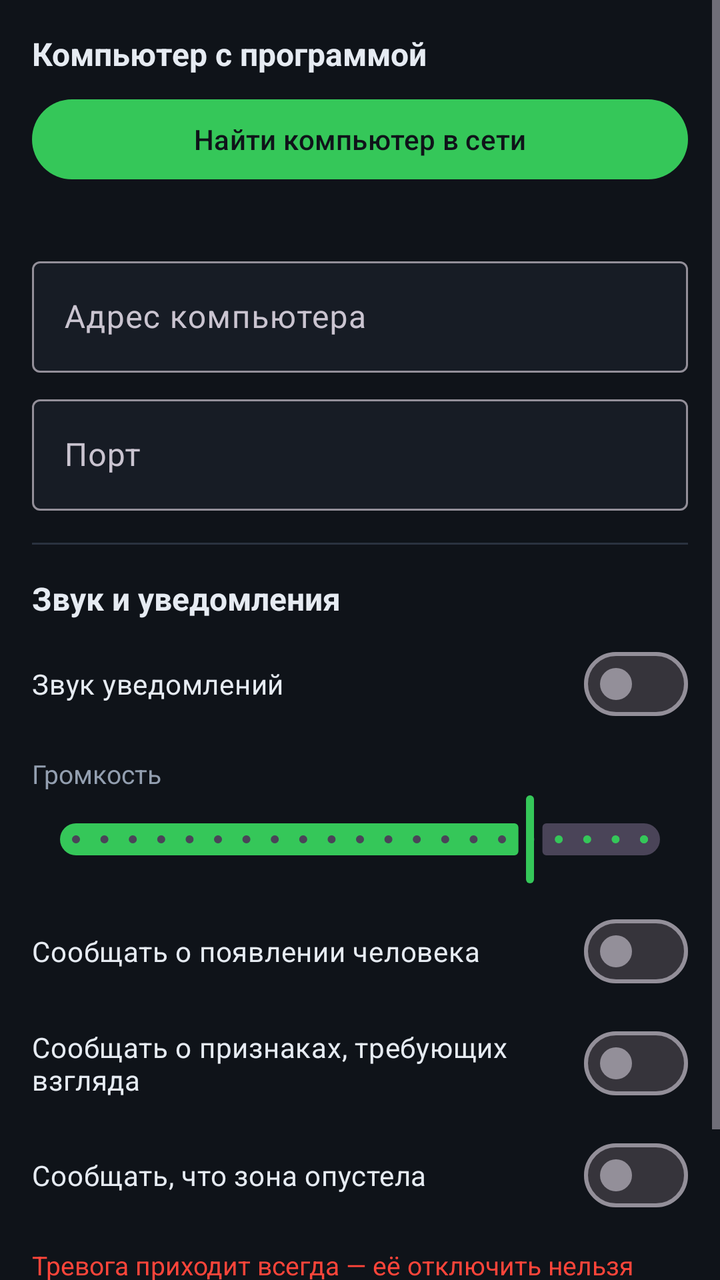
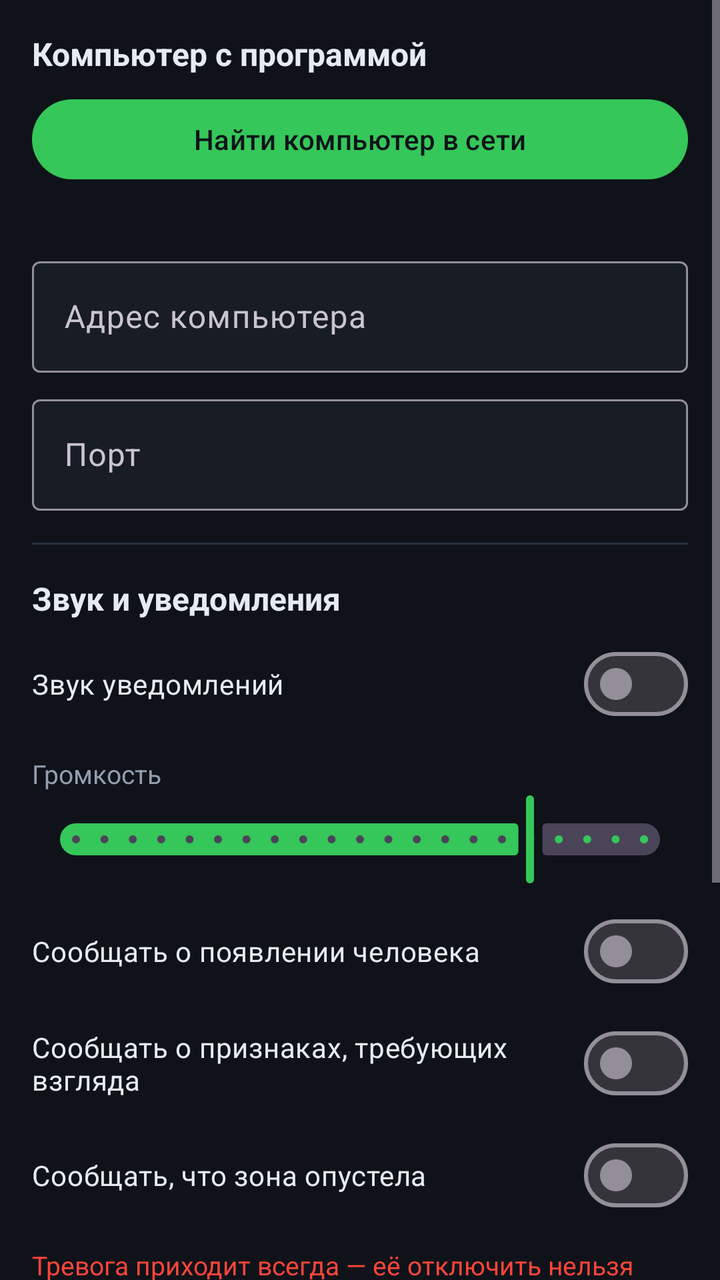

An Android layout rendered at two revisions. The XML below is the earlier revision; the diff shows what the commit changed to produce the second picture.
<!-- AndroidManifest.xml: activity theme Theme.PoolSafety.Settings -->
<!-- res/layout/activity_settings.xml -->
<?xml version="1.0" encoding="utf-8"?>
<ScrollView xmlns:android="http://schemas.android.com/apk/res/android"
    xmlns:app="http://schemas.android.com/apk/res-auto"
    android:layout_width="match_parent"
    android:layout_height="match_parent"
    android:background="@color/background">

    <LinearLayout
        android:layout_width="match_parent"
        android:layout_height="wrap_content"
        android:orientation="vertical"
        android:padding="16dp">

        
        <TextView
            android:layout_width="wrap_content"
            android:layout_height="wrap_content"
            android:text="Компьютер с программой"
            android:textColor="@color/text"
            android:textSize="16sp"
            android:textStyle="bold" />

        <com.google.android.material.button.MaterialButton
            android:id="@+id/searchButton"
            android:layout_width="match_parent"
            android:layout_height="wrap_content"
            android:layout_marginTop="8dp"
            android:text="@string/search_computer" />

        <TextView
            android:id="@+id/searchResult"
            android:layout_width="match_parent"
            android:layout_height="wrap_content"
            android:layout_marginTop="6dp"
            android:textColor="@color/text_dim"
            android:textSize="13sp" />

        <com.google.android.material.textfield.TextInputLayout
            android:layout_width="match_parent"
            android:layout_height="wrap_content"
            android:layout_marginTop="8dp"
            android:hint="@string/host_label"
            app:boxBackgroundColor="@color/surface">

            <com.google.android.material.textfield.TextInputEditText
                android:id="@+id/hostField"
                android:layout_width="match_parent"
                android:layout_height="wrap_content"
                android:inputType="text"
                android:textColor="@color/text" />
        </com.google.android.material.textfield.TextInputLayout>

        <com.google.android.material.textfield.TextInputLayout
            android:layout_width="match_parent"
            android:layout_height="wrap_content"
            android:layout_marginTop="8dp"
            android:hint="@string/port_label"
            app:boxBackgroundColor="@color/surface">

            <com.google.android.material.textfield.TextInputEditText
                android:id="@+id/portField"
                android:layout_width="match_parent"
                android:layout_height="wrap_content"
                android:inputType="number"
                android:textColor="@color/text" />
        </com.google.android.material.textfield.TextInputLayout>

        <View
            android:layout_width="match_parent"
            android:layout_height="1dp"
            android:layout_marginVertical="16dp"
            android:background="@color/outline" />

        
        <TextView
            android:layout_width="wrap_content"
            android:layout_height="wrap_content"
            android:text="Звук и уведомления"
            android:textColor="@color/text"
            android:textSize="16sp"
            android:textStyle="bold" />

        <com.google.android.material.materialswitch.MaterialSwitch
            android:id="@+id/soundSwitch"
            android:layout_width="match_parent"
            android:layout_height="wrap_content"
            android:layout_marginTop="8dp"
            android:text="@string/sound_enabled"
            android:textColor="@color/text" />

        <TextView
            android:layout_width="wrap_content"
            android:layout_height="wrap_content"
            android:layout_marginTop="12dp"
            android:text="@string/volume"
            android:textColor="@color/text_dim"
            android:textSize="13sp" />

        <com.google.android.material.slider.Slider
            android:id="@+id/volumeSlider"
            android:layout_width="match_parent"
            android:layout_height="wrap_content"
            android:stepSize="0.05"
            android:value="0.8"
            android:valueFrom="0.0"
            android:valueTo="1.0" />

        <com.google.android.material.materialswitch.MaterialSwitch
            android:id="@+id/presenceSwitch"
            android:layout_width="match_parent"
            android:layout_height="wrap_content"
            android:layout_marginTop="8dp"
            android:text="@string/notify_presence"
            android:textColor="@color/text" />

        <com.google.android.material.materialswitch.MaterialSwitch
            android:id="@+id/attentionSwitch"
            android:layout_width="match_parent"
            android:layout_height="wrap_content"
            android:layout_marginTop="8dp"
            android:text="@string/notify_attention"
            android:textColor="@color/text" />

        <com.google.android.material.materialswitch.MaterialSwitch
            android:id="@+id/clearSwitch"
            android:layout_width="match_parent"
            android:layout_height="wrap_content"
            android:layout_marginTop="8dp"
            android:text="@string/notify_clear"
            android:textColor="@color/text" />

        <TextView
            android:layout_width="match_parent"
            android:layout_height="wrap_content"
            android:layout_marginTop="12dp"
            android:text="@string/notify_alarm_always"
            android:textColor="@color/level_alarm"
            android:textSize="13sp" />

        <com.google.android.material.button.MaterialButton
            android:id="@+id/saveButton"
            android:layout_width="match_parent"
            android:layout_height="wrap_content"
            android:layout_marginTop="20dp"
            android:text="@string/save" />
    </LinearLayout>
</ScrollView>
<!-- resources referenced by this layout -->
<resources>
  <color name="background">#0f1319</color>
  <color name="level_alarm">#ff453a</color>
  <color name="outline">#2a323f</color>
  <color name="surface">#171c25</color>
  <color name="text">#e6ebf2</color>
  <color name="text_dim">#939fb0</color>
  <string name="host_label">Адрес компьютера</string>
  <string name="notify_alarm_always">Тревога приходит всегда — её отключить нельзя</string>
  <string name="notify_attention">Сообщать о признаках, требующих взгляда</string>
  <string name="notify_clear">Сообщать, что зона опустела</string>
  <string name="notify_presence">Сообщать о появлении человека</string>
  <string name="port_label">Порт</string>
  <string name="save">Сохранить</string>
  <string name="search_computer">Найти компьютер в сети</string>
  <string name="sound_enabled">Звук уведомлений</string>
  <string name="volume">Громкость</string>
  <style name="Theme.PoolSafety.Settings" parent="Theme.Material3.Dark">
          <item name="android:windowBackground">@color/background</item>
          <item name="colorPrimary">@color/level_presence</item>
          <item name="colorOnPrimary">@color/background</item>
          <item name="colorSecondary">@color/level_presence</item>
          <item name="colorOnSecondary">@color/background</item>
          <item name="colorSurface">@color/surface</item>
          <item name="colorOnSurface">@color/text</item>
          <item name="colorError">@color/level_alarm</item>
          
          <item name="android:statusBarColor">@color/background</item>
          <item name="android:navigationBarColor">@color/background</item>
          <item name="colorPrimaryContainer">@color/surface</item>
      </style>
  <color name="level_presence">#35c759</color>
</resources>

<!-- the commit's change to res/layout/activity_settings.xml (unified diff, before → after) -->
@@ -137,6 +137,49 @@
             android:textColor="@color/level_alarm"
             android:textSize="13sp" />
 
+        
+        <TextView
+            android:layout_width="wrap_content"
+            android:layout_height="wrap_content"
+            android:layout_marginTop="24dp"
+            android:text="@string/updates_title"
+            android:textColor="@color/text"
+            android:textSize="16sp"
+            android:textStyle="bold" />
+
+        <TextView
+            android:id="@+id/versionLabel"
+            android:layout_width="match_parent"
+            android:layout_height="wrap_content"
+            android:layout_marginTop="4dp"
+            android:textColor="@color/text_dim"
+            android:textSize="13sp" />
+
+        <com.google.android.material.materialswitch.MaterialSwitch
+            android:id="@+id/updateCheckSwitch"
+            android:layout_width="match_parent"
+            android:layout_height="wrap_content"
+            android:layout_marginTop="8dp"
+            android:text="@string/updates_auto_check"
+            android:textColor="@color/text" />
+
+        <com.google.android.material.button.MaterialButton
+            android:id="@+id/checkUpdateButton"
+            style="@style/Widget.Material3.Button.OutlinedButton"
+            android:layout_width="match_parent"
+            android:layout_height="wrap_content"
+            android:layout_marginTop="8dp"
+            android:text="@string/updates_check_now"
+            android:textColor="@color/text" />
+
+        <TextView
+            android:id="@+id/updateResult"
+            android:layout_width="match_parent"
+            android:layout_height="wrap_content"
+            android:layout_marginTop="6dp"
+            android:textColor="@color/text_dim"
+            android:textSize="13sp" />
+
         <com.google.android.material.button.MaterialButton
             android:id="@+id/saveButton"
             android:layout_width="match_parent"
<!-- resource entries referenced after the edit -->
@@ -15,6 +15,9 @@
   <string name="save">Сохранить</string>
   <string name="search_computer">Найти компьютер в сети</string>
   <string name="sound_enabled">Звук уведомлений</string>
+  <string name="updates_auto_check">Проверять обновления при запуске</string>
+  <string name="updates_check_now">Проверить сейчас</string>
+  <string name="updates_title">Обновления</string>
   <string name="volume">Громкость</string>
   <style name="Theme.PoolSafety.Settings" parent="Theme.Material3.Dark">
           <item name="android:windowBackground">@color/background</item>
